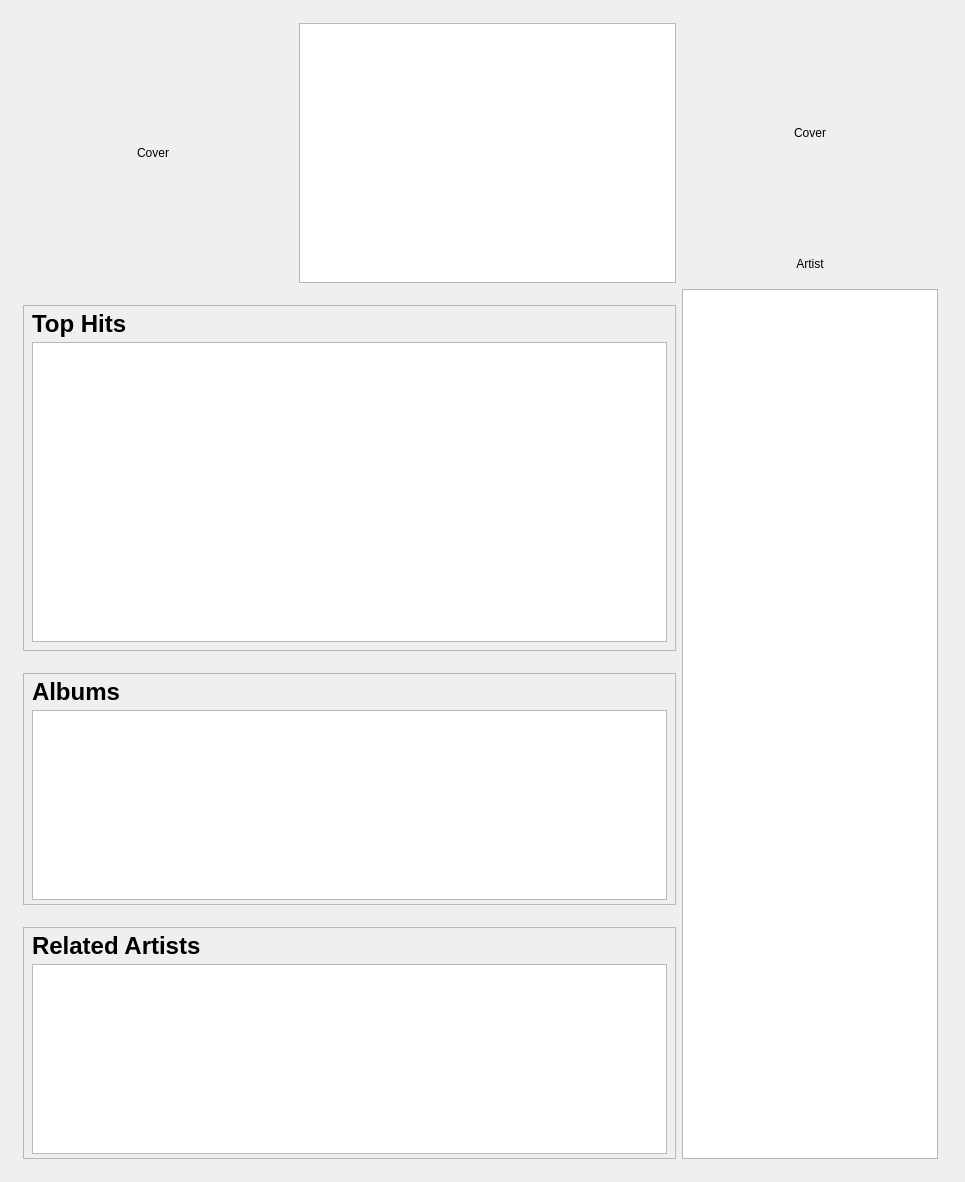
tomahawk-player/tomahawk, file src/libtomahawk/widgets/infowidgets/ArtistInfoWidget.ui: the form before one commit.
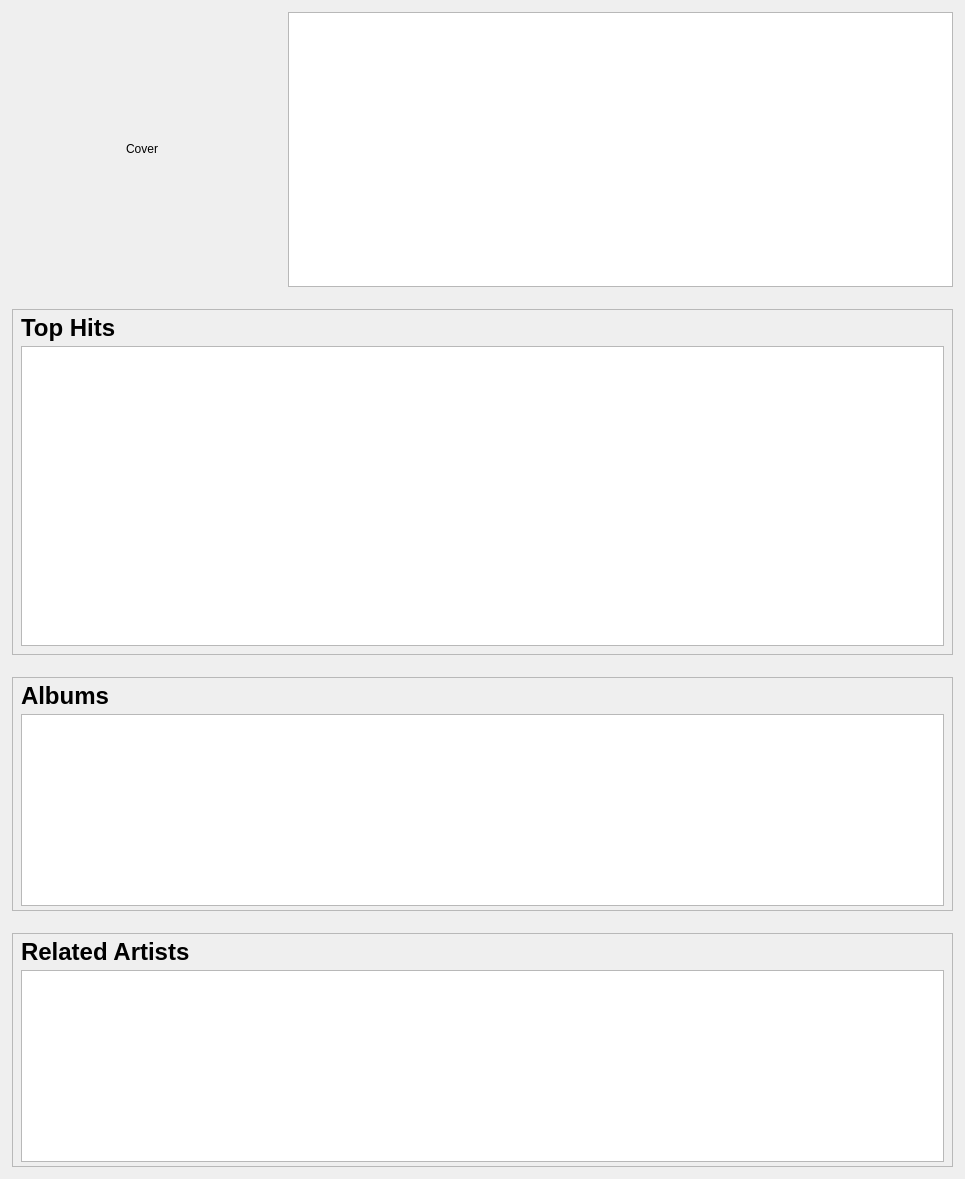
The form after the commit. Custom widgets are drawn as their Qt base class.

Commit message: * Removed obsolete right frame on artist page.

Patch:
```diff
--- a/src/libtomahawk/widgets/infowidgets/ArtistInfoWidget.ui
+++ b/src/libtomahawk/widgets/infowidgets/ArtistInfoWidget.ui
@@ -14,22 +14,14 @@
    <string>Form</string>
   </property>
   <layout class="QVBoxLayout" name="verticalLayout_3">
-   <item>
-    <layout class="QHBoxLayout" name="horizontalLayout">
-     <property name="leftMargin">
-      <number>12</number>
-     </property>
-     <property name="topMargin">
-      <number>12</number>
-     </property>
-     <property name="rightMargin">
-      <number>16</number>
-     </property>
-     <property name="bottomMargin">
+   <property name="margin">
       <number>12</number>
      </property>
      <item>
       <layout class="QVBoxLayout" name="verticalLayout">
+     <property name="margin">
+      <number>0</number>
+     </property>
        <item>
         <layout class="QHBoxLayout" name="horizontalLayout_10">
          <property name="spacing">
@@ -332,107 +324,6 @@
           </item>
          </layout>
         </widget>
-       </item>
-      </layout>
-     </item>
-     <item>
-      <layout class="QVBoxLayout" name="verticalLayout_2">
-       <property name="leftMargin">
-        <number>0</number>
-       </property>
-       <property name="topMargin">
-        <number>0</number>
-       </property>
-       <property name="rightMargin">
-        <number>0</number>
-       </property>
-       <property name="bottomMargin">
-        <number>0</number>
-       </property>
-       <item>
-        <widget class="PlayableCover" name="cover_2">
-         <property name="sizePolicy">
-          <sizepolicy hsizetype="Minimum" vsizetype="Fixed">
-           <horstretch>0</horstretch>
-           <verstretch>0</verstretch>
-          </sizepolicy>
-         </property>
-         <property name="minimumSize">
-          <size>
-           <width>220</width>
-           <height>220</height>
-          </size>
-         </property>
-         <property name="text">
-          <string>Cover</string>
-         </property>
-         <property name="alignment">
-          <set>Qt::AlignCenter</set>
-         </property>
-        </widget>
-       </item>
-       <item>
-        <spacer name="verticalSpacer_4">
-         <property name="orientation">
-          <enum>Qt::Vertical</enum>
-         </property>
-         <property name="sizeType">
-          <enum>QSizePolicy::Fixed</enum>
-         </property>
-         <property name="sizeHint" stdset="0">
-          <size>
-           <width>1</width>
-           <height>8</height>
-          </size>
-         </property>
-        </spacer>
-       </item>
-       <item>
-        <widget class="QLabel" name="artistLabel_2">
-         <property name="text">
-          <string>Artist</string>
-         </property>
-         <property name="alignment">
-          <set>Qt::AlignCenter</set>
-         </property>
-        </widget>
-       </item>
-       <item>
-        <spacer name="verticalSpacer_3">
-         <property name="orientation">
-          <enum>Qt::Vertical</enum>
-         </property>
-         <property name="sizeType">
-          <enum>QSizePolicy::Fixed</enum>
-         </property>
-         <property name="sizeHint" stdset="0">
-          <size>
-           <width>1</width>
-           <height>12</height>
-          </size>
-         </property>
-        </spacer>
-       </item>
-       <item>
-        <widget class="QTextBrowser" name="biography_2">
-         <property name="sizePolicy">
-          <sizepolicy hsizetype="Minimum" vsizetype="MinimumExpanding">
-           <horstretch>0</horstretch>
-           <verstretch>0</verstretch>
-          </sizepolicy>
-         </property>
-         <property name="minimumSize">
-          <size>
-           <width>0</width>
-           <height>240</height>
-          </size>
-         </property>
-         <property name="horizontalScrollBarPolicy">
-          <enum>Qt::ScrollBarAlwaysOff</enum>
-         </property>
-        </widget>
-       </item>
-      </layout>
      </item>
     </layout>
    </item>
```
Lines whose indentation alone changed are shown as unchanged. The commit also changes 1 other file.
